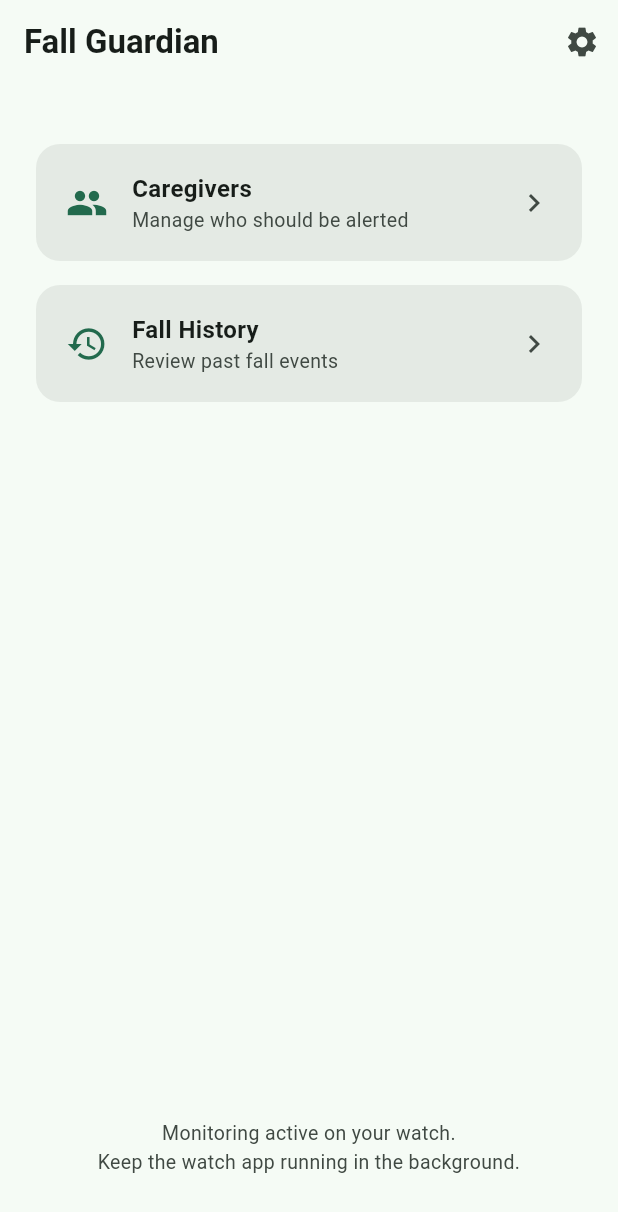
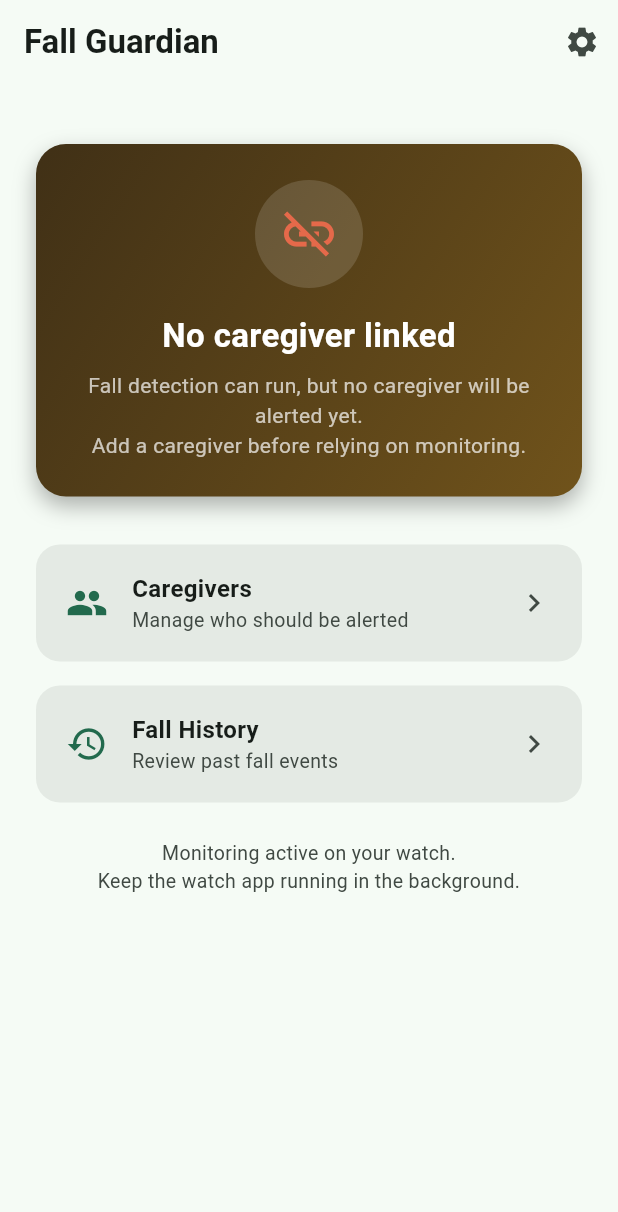
Before and after one commit to thlaure/Fall-Guardian, a Flutter app: the screen it shows after launch, on a phone screen of 412 x 824 dp. Shown: the top 1212 px of the screen. Run offline on Flutter 3.47's test engine with Material 3 defaults, Android fonts, the phone set to English and light mode, and no system bars; our stand-ins replace firebase_core, firebase_messaging, flutter_local_notifications, flutter_secure_storage, geolocator, shared_preferences; missing offline and left inert: flutter_sms; accounts and stored records are empty; statements that could not run were skipped.

Commit message:
feat(assisted): show unlinked caregiver status on home screen
The status card was hidden entirely until a caregiver was linked,
leaving the home screen mostly blank. Show it always, with a distinct
warning treatment when no caregiver is linked yet, so the assisted
person understands they aren't monitored.

```diff
--- a/apps/assisted_mobile/lib/l10n/app_localizations.dart
+++ b/apps/assisted_mobile/lib/l10n/app_localizations.dart
@@ -31,6 +31,8 @@ abstract class AppLocalizations {
   // ── Home ─────────────────────────────────────────────────────────────────
   String get homeStatusTitle;
   String get homeStatusBody;
+  String get homeStatusUnlinkedTitle;
+  String get homeStatusUnlinkedBody;
   String get homeContactsTitle;
   String get homeContactsSubtitle;
   String get homeHistoryTitle;
--- a/apps/assisted_mobile/lib/l10n/app_localizations_en.dart
+++ b/apps/assisted_mobile/lib/l10n/app_localizations_en.dart
@@ -25,6 +25,11 @@ class AppLocalizationsEn extends AppLocalizations {
   @override
   String get homeStatusBody =>
       'Fall detection is active.\nA 30-second alert will appear if a fall is detected.';
+  @override
+  String get homeStatusUnlinkedTitle => 'No caregiver linked';
+  @override
+  String get homeStatusUnlinkedBody =>
+      'Fall detection can run, but no caregiver will be alerted yet.\nAdd a caregiver before relying on monitoring.';
   @override
   String get homeContactsTitle => 'Caregivers';
   @override
--- a/apps/assisted_mobile/lib/l10n/app_localizations_fr.dart
+++ b/apps/assisted_mobile/lib/l10n/app_localizations_fr.dart
@@ -25,6 +25,11 @@ class AppLocalizationsFr extends AppLocalizations {
   @override
   String get homeStatusBody => 'La détection de chutes est active.\n'
       'Une alerte de 30 secondes apparaîtra si une chute est détectée.';
+  @override
+  String get homeStatusUnlinkedTitle => 'Aucun aidant lié';
+  @override
+  String get homeStatusUnlinkedBody =>
+      'La détection peut fonctionner, mais aucun aidant ne sera alerté pour le moment.\nAjoutez un aidant avant de compter sur la surveillance.';
   @override
   String get homeContactsTitle => 'Aidants';
   @override
--- a/apps/assisted_mobile/lib/screens/home_screen.dart
+++ b/apps/assisted_mobile/lib/screens/home_screen.dart
@@ -58,16 +58,14 @@ class _HomeScreenState extends State<HomeScreen> {
           ),
         ],
       ),
-      body: Padding(
+      body: SingleChildScrollView(
         padding: const EdgeInsets.all(24),
         child: Column(
           crossAxisAlignment: CrossAxisAlignment.stretch,
           children: [
             const SizedBox(height: 16),
-            if (_hasLinkedCaregiver) ...[
-              _StatusCard(l10n: l10n),
-              const SizedBox(height: 32),
-            ],
+            _StatusCard(l10n: l10n, linked: _hasLinkedCaregiver),
+            const SizedBox(height: 32),
             _NavButton(
               icon: Icons.people,
               label: l10n.homeContactsTitle,
@@ -92,7 +90,7 @@ class _HomeScreenState extends State<HomeScreen> {
                 MaterialPageRoute<void>(builder: (_) => const HistoryScreen()),
               ),
             ),
-            const Spacer(),
+            const SizedBox(height: 24),
             if (kDebugMode && widget.onSimulateFall != null)
               Padding(
                 padding: const EdgeInsets.only(bottom: 16),
@@ -128,15 +126,24 @@ class _HomeScreenState extends State<HomeScreen> {
 
 class _StatusCard extends StatelessWidget {
   final AppLocalizations l10n;
-  const _StatusCard({required this.l10n});
+  final bool linked;
+
+  const _StatusCard({required this.l10n, required this.linked});
 
   @override
   Widget build(BuildContext context) {
+    final colors = linked
+        ? const [Color(0xFF001A18), Color(0xFF003F3C)]
+        : const [Color(0xFF403016), Color(0xFF70531B)];
+    final iconBackground =
+        linked ? const Color(0xFF003F3C) : Colors.white.withValues(alpha: 0.14);
+    final icon = linked ? Icons.shield : Icons.link_off;
+
     return Container(
       padding: const EdgeInsets.all(24),
       decoration: BoxDecoration(
-        gradient: const LinearGradient(
-          colors: [Color(0xFF001A18), Color(0xFF003F3C)],
+        gradient: LinearGradient(
+          colors: colors,
           begin: Alignment.topLeft,
           end: Alignment.bottomRight,
         ),
@@ -154,15 +161,15 @@ class _StatusCard extends StatelessWidget {
           Container(
             width: 72,
             height: 72,
-            decoration: const BoxDecoration(
-              color: Color(0xFF003F3C),
+            decoration: BoxDecoration(
+              color: iconBackground,
               shape: BoxShape.circle,
             ),
-            child: const Icon(Icons.shield, color: Color(0xFFE5694A), size: 40),
+            child: Icon(icon, color: const Color(0xFFE5694A), size: 40),
           ),
           const SizedBox(height: 16),
           Text(
-            l10n.homeStatusTitle,
+            linked ? l10n.homeStatusTitle : l10n.homeStatusUnlinkedTitle,
             style: const TextStyle(
               color: Colors.white,
               fontSize: 22,
@@ -171,7 +178,7 @@ class _StatusCard extends StatelessWidget {
           ),
           const SizedBox(height: 8),
           Text(
-            l10n.homeStatusBody,
+            linked ? l10n.homeStatusBody : l10n.homeStatusUnlinkedBody,
             textAlign: TextAlign.center,
             style: const TextStyle(color: Colors.white70, fontSize: 14),
           ),
```
Also changed, not shown: 1 other file.
